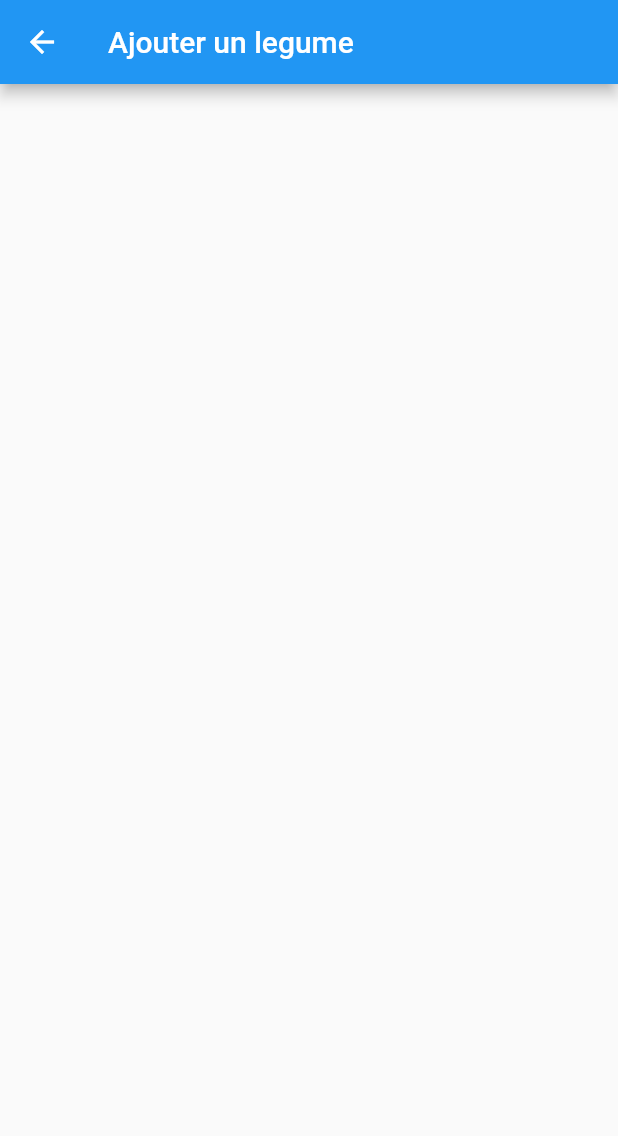
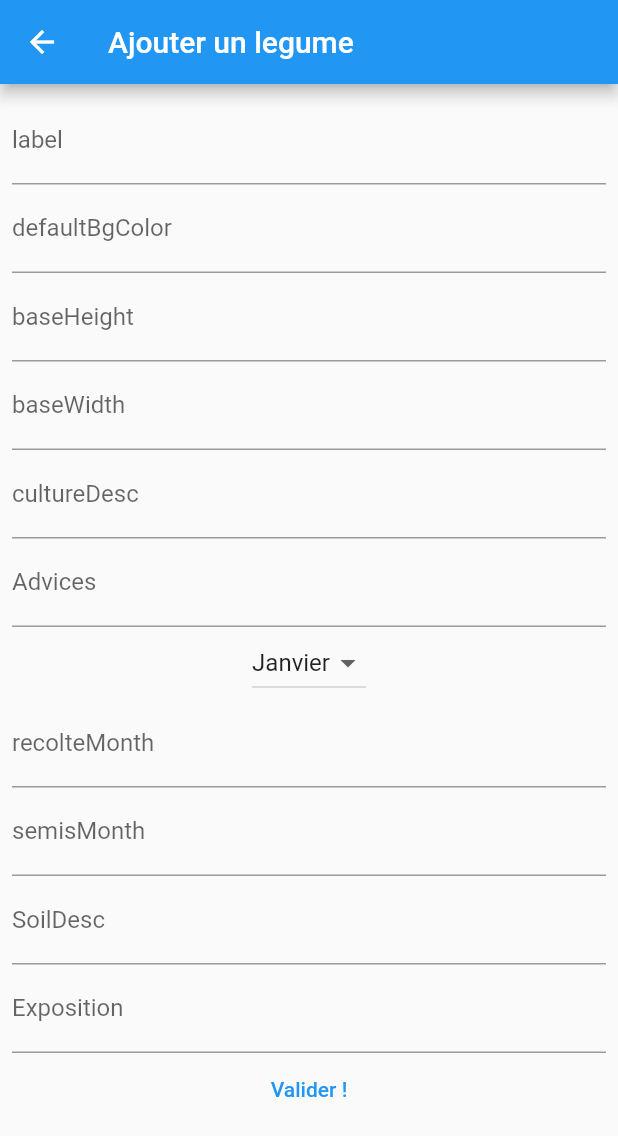
Before and after one commit to lucasvaudey/mpp, a Flutter app: the AddLegumeConst screen opened directly, on a phone screen of 412 x 824 dp. Shown: the top 1136 px of the screen. Run offline on Flutter 3.47's test engine with Material 2 defaults, Android fonts, the phone set to English and light mode, and no system bars; our stand-ins replace dio, equatable, flutter_screenutil, flutter_svg, hive_flutter, lottie; missing offline and left inert: artemis, gql, gql_dio_link; accounts and stored records are empty.

Commit message:
📦 NEW: add month support + update the schema

```diff
--- a/lib/main.dart
+++ b/lib/main.dart
@@ -6,6 +6,7 @@ import 'package:mpp/models/const/aromat_const.dart';
 import 'package:mpp/models/const/const_element.dart';
 import 'package:mpp/models/const/legume_const.dart';
 import 'package:mpp/models/enums/hive_exposition.dart';
+import 'package:mpp/models/enums/month.dart';
 import 'package:mpp/models/info/sickness.dart';
 import 'package:mpp/models/pot.dart';
 import 'package:mpp/models/semis.dart';
@@ -29,6 +30,7 @@ void main() async {
     ..registerAdapter(ArbreConstAdapter())
     ..registerAdapter(LegumeConstAdapter())
     ..registerAdapter(AromatConstAdapter())
+    ..registerAdapter(HiveMonthAdapter())
     ..registerAdapter(TokenAdapter());
   await Hive.openBox<User>("user");
   await Hive.openBox<ConstElement>("const_element");
--- a/lib/models/const/arbre_const.dart
+++ b/lib/models/const/arbre_const.dart
@@ -3,6 +3,7 @@ import 'package:json_annotation/json_annotation.dart';
 import 'package:mpp/models/const/const_element.dart';
 import 'package:mpp/graphql/generated/graphql_api.dart';
 import 'package:mpp/models/enums/hive_exposition.dart';
+import 'package:mpp/models/enums/month.dart';
 import 'package:mpp/models/info/sickness.dart';
 import 'package:mpp/models/info/variety.dart';
 
@@ -26,9 +27,9 @@ class ArbreConst extends ConstElement {
       List<String>? advices,
       List<Sickness>? sickness,
       List<Variety>? varieties,
-      List<int>? plantMonth,
-      List<int>? semisMonth,
-      List<int>? recolteMonth,
+      List<HiveMonth>? plantMonth,
+      List<HiveMonth>? semisMonth,
+      List<HiveMonth>? recolteMonth,
       required this.familyName})
       : super(
           id: id,
--- a/lib/models/const/aromat_const.dart
+++ b/lib/models/const/aromat_const.dart
@@ -2,6 +2,7 @@ import 'package:hive_flutter/hive_flutter.dart';
 import 'package:json_annotation/json_annotation.dart';
 import 'package:mpp/models/const/const_element.dart';
 import 'package:mpp/models/enums/hive_exposition.dart';
+import 'package:mpp/models/enums/month.dart';
 import 'package:mpp/models/info/sickness.dart';
 import 'package:mpp/models/info/variety.dart';
 
@@ -25,9 +26,9 @@ class AromatConst extends ConstElement {
       List<String>? advices,
       List<Sickness>? sickness,
       List<Variety>? varieties,
-      List<int>? plantMonth,
-      List<int>? semisMonth,
-      List<int>? recolteMonth,
+      List<HiveMonth>? plantMonth,
+      List<HiveMonth>? semisMonth,
+      List<HiveMonth>? recolteMonth,
       required this.familyName})
       : super(
           id: id,
--- a/lib/models/const/const_element.dart
+++ b/lib/models/const/const_element.dart
@@ -6,6 +6,7 @@ import 'package:mpp/models/const/arbre_const.dart';
 import 'package:mpp/models/const/aromat_const.dart';
 import 'package:mpp/models/const/legume_const.dart';
 import 'package:mpp/models/enums/hive_exposition.dart';
+import 'package:mpp/models/enums/month.dart';
 import 'package:mpp/models/info/sickness.dart';
 import 'package:mpp/models/info/variety.dart';
 
@@ -38,11 +39,11 @@ class ConstElement {
   @HiveField(10)
   HiveExposition exposition;
   @HiveField(11)
-  List<int>? plantMonth;
+  List<HiveMonth>? plantMonth;
   @HiveField(12)
-  List<int>? semisMonth;
+  List<HiveMonth>? semisMonth;
   @HiveField(13)
-  List<int>? recolteMonth;
+  List<HiveMonth>? recolteMonth;
 
   ConstElement({
     required this.id,
--- a/lib/models/const/legume_const.dart
+++ b/lib/models/const/legume_const.dart
@@ -2,6 +2,7 @@ import 'package:hive_flutter/hive_flutter.dart';
 import 'package:json_annotation/json_annotation.dart';
 import 'package:mpp/models/const/const_element.dart';
 import 'package:mpp/models/enums/hive_exposition.dart';
+import 'package:mpp/models/enums/month.dart';
 import 'package:mpp/models/info/sickness.dart';
 import 'package:mpp/models/info/variety.dart';
 
@@ -25,9 +26,9 @@ class LegumeConst extends ConstElement {
       List<String>? advices,
       List<Sickness>? sickness,
       List<Variety>? varieties,
-      List<int>? plantMonth,
-      List<int>? semisMonth,
-      List<int>? recolteMonth,
+      List<HiveMonth>? plantMonth,
+      List<HiveMonth>? semisMonth,
+      List<HiveMonth>? recolteMonth,
       required this.familyName})
       : super(
           id: id,
--- /dev/null
+++ b/lib/models/enums/month.dart
@@ -0,0 +1,98 @@
+import 'package:hive_flutter/hive_flutter.dart';
+import 'package:mpp/graphql/generated/graphql_api.dart';
+
+part 'month.g.dart';
+
+@HiveType(typeId: 12)
+enum HiveMonth {
+  @HiveField(0)
+  janvier,
+  @HiveField(1)
+  fevrier,
+  @HiveField(2)
+  mars,
+  @HiveField(3)
+  avril,
+  @HiveField(4)
+  mai,
+  @HiveField(5)
+  juin,
+  @HiveField(6)
+  juillet,
+  @HiveField(7)
+  aout,
+  @HiveField(8)
+  septembre,
+  @HiveField(9)
+  octobre,
+  @HiveField(10)
+  novembre,
+  @HiveField(11)
+  decembre,
+}
+
+//TODO: extension quand traduction OK
+
+extension HiveMonthGql on HiveMonth {
+  Month get gql {
+    switch (this) {
+      case HiveMonth.janvier:
+        return Month.janvier;
+      case HiveMonth.fevrier:
+        return Month.fevrier;
+      case HiveMonth.mars:
+        return Month.mars;
+      case HiveMonth.avril:
+        return Month.avril;
+      case HiveMonth.mai:
+        return Month.mai;
+      case HiveMonth.juin:
+        return Month.juin;
+      case HiveMonth.juillet:
+        return Month.juillet;
+      case HiveMonth.aout:
+        return Month.aout;
+      case HiveMonth.septembre:
+        return Month.septembre;
+      case HiveMonth.octobre:
+        return Month.octobre;
+      case HiveMonth.novembre:
+        return Month.novembre;
+      case HiveMonth.decembre:
+        return Month.decembre;
+    }
+  }
+}
+
+extension MonthHive on Month {
+  HiveMonth get hive {
+    switch (this) {
+      case Month.janvier:
+        return HiveMonth.janvier;
+      case Month.fevrier:
+        return HiveMonth.fevrier;
+      case Month.mars:
+        return HiveMonth.mars;
+      case Month.avril:
+        return HiveMonth.avril;
+      case Month.mai:
+        return HiveMonth.mai;
+      case Month.juin:
+        return HiveMonth.juin;
+      case Month.juillet:
+        return HiveMonth.juillet;
+      case Month.aout:
+        return HiveMonth.aout;
+      case Month.septembre:
+        return HiveMonth.septembre;
+      case Month.octobre:
+        return HiveMonth.octobre;
+      case Month.novembre:
+        return HiveMonth.novembre;
+      case Month.decembre:
+        return HiveMonth.decembre;
+      case Month.artemisUnknown:
+        return HiveMonth.janvier;
+    }
+  }
+}
--- a/lib/page/admin/add_legume_const.dart
+++ b/lib/page/admin/add_legume_const.dart
@@ -1,4 +1,5 @@
 import 'package:flutter/material.dart';
+import 'package:mpp/models/enums/month.dart';
 
 class AddLegumeConst extends StatefulWidget {
   static const String route = '/addLegumeConst';
@@ -9,13 +10,95 @@ class AddLegumeConst extends StatefulWidget {
 }
 
 class _AddLegumeConstState extends State<AddLegumeConst> {
+  final TextEditingController _label = TextEditingController();
+  final TextEditingController _defaultColor = TextEditingController();
+  final TextEditingController _baseHeight = TextEditingController();
+  final TextEditingController _baseWidth = TextEditingController();
+  final TextEditingController _cultureDesc = TextEditingController();
+  final TextEditingController _soilDesc = TextEditingController();
   @override
   Widget build(BuildContext context) {
     return Scaffold(
       appBar: AppBar(
         title: const Text("Ajouter un legume"),
       ),
-      body: Container(),
+      body: SingleChildScrollView(
+        child: Form(
+          child: Padding(
+            padding: const EdgeInsets.all(8.0),
+            child: Column(
+              children: [
+                TextFormField(
+                  controller: _label,
+                  decoration: const InputDecoration(
+                    label: Text("label"),
+                  ),
+                ),
+                TextFormField(
+                  controller: _defaultColor,
+                  decoration: const InputDecoration(
+                    label: Text("defaultBgColor"),
+                  ),
+                ),
+                TextFormField(
+                  controller: _baseHeight,
+                  decoration: const InputDecoration(
+                    label: Text("baseHeight"),
+                  ),
+                ),
+                TextFormField(
+                  controller: _baseWidth,
+                  decoration: const InputDecoration(
+                    label: Text("baseWidth"),
+                  ),
+                ),
+                TextFormField(
+                  controller: _cultureDesc,
+                  decoration: const InputDecoration(
+                    label: Text("cultureDesc"),
+                  ),
+                ),
+                //TODO array selector
+                TextFormField(
+                  decoration: const InputDecoration(
+                    label: Text("Advices"),
+                  ),
+                ),
+                //TODO: Update a container with the specified month upside
+                DropdownButton<HiveMonth>(
+                    items: const [DropdownMenuItem(child: Text("Janvier"))],
+                    onChanged: (value) {}),
+                TextFormField(
+                  decoration: const InputDecoration(
+                    label: Text("recolteMonth"),
+                  ),
+                ),
+                TextFormField(
+                  decoration: const InputDecoration(
+                    label: Text("semisMonth"),
+                  ),
+                ),
+                TextFormField(
+                  controller: _soilDesc,
+                  decoration: const InputDecoration(
+                    label: Text("SoilDesc"),
+                  ),
+                ),
+                //TODO: Choose enum
+                TextFormField(
+                  decoration: const InputDecoration(
+                    label: Text("Exposition"),
+                  ),
+                ),
+                TextButton(
+                  onPressed: () {},
+                  child: const Text("Valider !"),
+                ),
+              ],
+            ),
+          ),
+        ),
+      ),
     );
   }
 }
--- a/lib/page/home_page.dart
+++ b/lib/page/home_page.dart
@@ -17,7 +17,8 @@ class _HomePageState extends State<HomePage> {
   @override
   Widget build(BuildContext context) {
     return Scaffold(
-      body: Column(
+      body: SafeArea(
+        child: Column(
           children: [
             Text("Home page ! Bonjour ${user.pseudo}"),
             TextButton(
@@ -35,6 +36,7 @@ class _HomePageState extends State<HomePage> {
                   child: const Text("Go to admin page"))
           ],
         ),
+      ),
     );
   }
 }
--- a/lib/provider/register_provider.dart
+++ b/lib/provider/register_provider.dart
@@ -5,7 +5,6 @@ import 'package:mpp/graphql/graphql.dart';
 import 'package:mpp/graphql/generated/graphql_api.graphql.dart';
 import 'package:mpp/models/token.dart';
 import 'package:mpp/models/user.dart';
-import 'package:mpp/page/home_page.dart';
 import 'package:mpp/page/splash_screen.dart';
 
 class RegisterProvider extends ChangeNotifier {
@@ -42,7 +41,6 @@ class RegisterProvider extends ChangeNotifier {
       Navigator.pushNamedAndRemoveUntil(
           context, SplashScreen.route, (route) => false);
     } else {
-      print(response.data.toString());
       print(response.errors.toString());
     }
   }
```
Also changed, not shown: lib/page/admin/admin_panel.dart (+31 -5 lines), lib/graphql/generated/graphql_api.graphql.dart, lib/graphql/generated/graphql_api.graphql.g.dart, lib/models/const/arbre_const.g.dart, lib/models/const/aromat_const.g.dart, lib/models/const/const_element.g.dart, lib/models/const/legume_const.g.dart, lib/models/enums/month.g.dart (added), 1 other file. Lines whose indentation alone changed are shown as unchanged.
